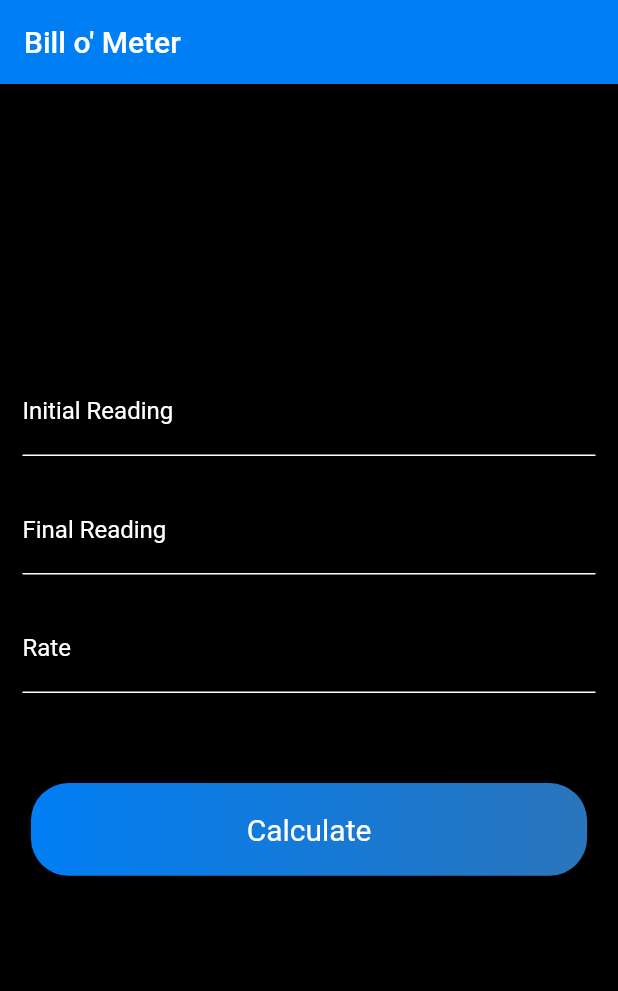
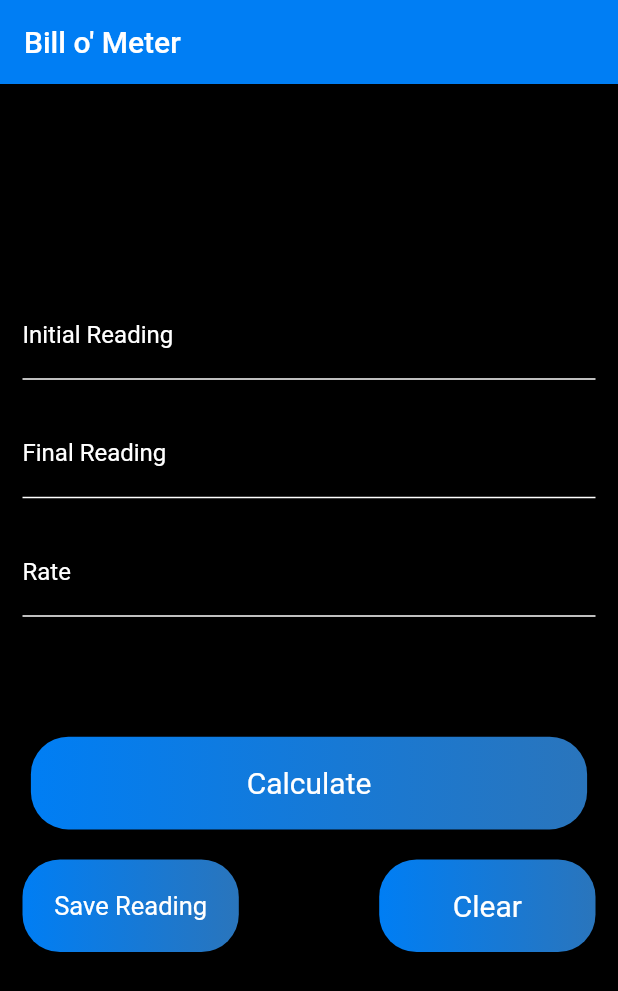
Before and after one commit to codedog001/Bill_Calc_Flutter_sqlite, a Flutter app: the screen it shows after launch, on a phone screen of 412 x 824 dp. Shown: the top 991 px of the screen. Run offline on Flutter 3.47's test engine with Material 2 defaults, Android fonts, the phone set to English and light mode, and no system bars.

Commit message:
Implement Clear Screen

```diff
--- a/lib/screens/home_screen.dart
+++ b/lib/screens/home_screen.dart
@@ -15,7 +15,16 @@ class _HomeScreenState extends State<HomeScreen> {
   @override
   void initState() {
     // TODO: implement initState
+
     super.initState();
+  }
+
+  @override
+  void dispose() {
+    // TODO: implement dispose
+    formKey.currentState.dispose();
+
+    super.dispose();
   }
 
   @override
@@ -111,12 +120,18 @@ class _HomeScreenState extends State<HomeScreen> {
                   SizedBox(
                     height: 60,
                   ),
-                  InkWell(
+                  Padding(
+                    padding: const EdgeInsets.fromLTRB(0, 20, 0, 0),
+                    child: InkWell(
                       onTap: () {
                         //TODO Submit Data & Sign In
                         () {};
                       },
+                      highlightColor: Colors.transparent,
+                      focusColor: Colors.transparent,
+                      hoverColor: Colors.transparent,
                       splashColor: Colors.transparent,
+                      enableFeedback: true,
                       child: Container(
                         width: MediaQuery.of(context).size.width * 0.9,
                         height: MediaQuery.of(context).size.height * 0.075,
@@ -132,6 +147,77 @@ class _HomeScreenState extends State<HomeScreen> {
                             style: TextStyle(fontSize: 20, color: Colors.white),
                           ),
                         ),
+                      ),
+                    ),
+                  ),
+
+                  Padding(
+                    padding: const EdgeInsets.fromLTRB(0, 20, 0, 0),
+                    child: Row(
+                      mainAxisAlignment: MainAxisAlignment.spaceBetween,
+                      children: [
+                        InkWell(
+                          onTap: () {
+                            //TODO Save Reading Locally
+                            () {};
+                          },
+                          highlightColor: Colors.transparent,
+                          focusColor: Colors.transparent,
+                          hoverColor: Colors.transparent,
+                          splashColor: Colors.transparent,
+                          enableFeedback: true,
+                          child: Container(
+                            width: MediaQuery.of(context).size.width * 0.35,
+                            height: MediaQuery.of(context).size.height * 0.075,
+                            decoration: BoxDecoration(
+                              gradient: LinearGradient(
+                                colors: [Color(0xff007EF4), Color(0xff2A75BC)],
+                              ),
+                              borderRadius: BorderRadius.circular(25),
+                            ),
+                            child: Center(
+                              child: Text(
+                                'Save Reading',
+                                style: TextStyle(
+                                    fontSize: 17, color: Colors.white),
+                              ),
+                            ),
+                          ),
+                        ),
+                        InkWell(
+                          onTap: () {
+                            //TODO Clear Screen
+                            Navigator.of(context).pushAndRemoveUntil(
+                                MaterialPageRoute(
+                                    builder: (BuildContext context) =>
+                                        HomeScreen()),
+                                (route) => false);
+                            formKey.currentState.dispose();
+                          },
+                          highlightColor: Colors.transparent,
+                          focusColor: Colors.transparent,
+                          hoverColor: Colors.transparent,
+                          splashColor: Colors.transparent,
+                          enableFeedback: true,
+                          child: Container(
+                            width: MediaQuery.of(context).size.width * 0.35,
+                            height: MediaQuery.of(context).size.height * 0.075,
+                            decoration: BoxDecoration(
+                              gradient: LinearGradient(
+                                colors: [Color(0xff007EF4), Color(0xff2A75BC)],
+                              ),
+                              borderRadius: BorderRadius.circular(25),
+                            ),
+                            child: Center(
+                              child: Text(
+                                'Clear',
+                                style: TextStyle(
+                                    fontSize: 20, color: Colors.white),
+                              ),
+                            ),
+                          ),
+                        ),
+                      ],
                     ),
                   ),
                   // SizedBox(
```
Lines whose indentation alone changed are shown as unchanged.
